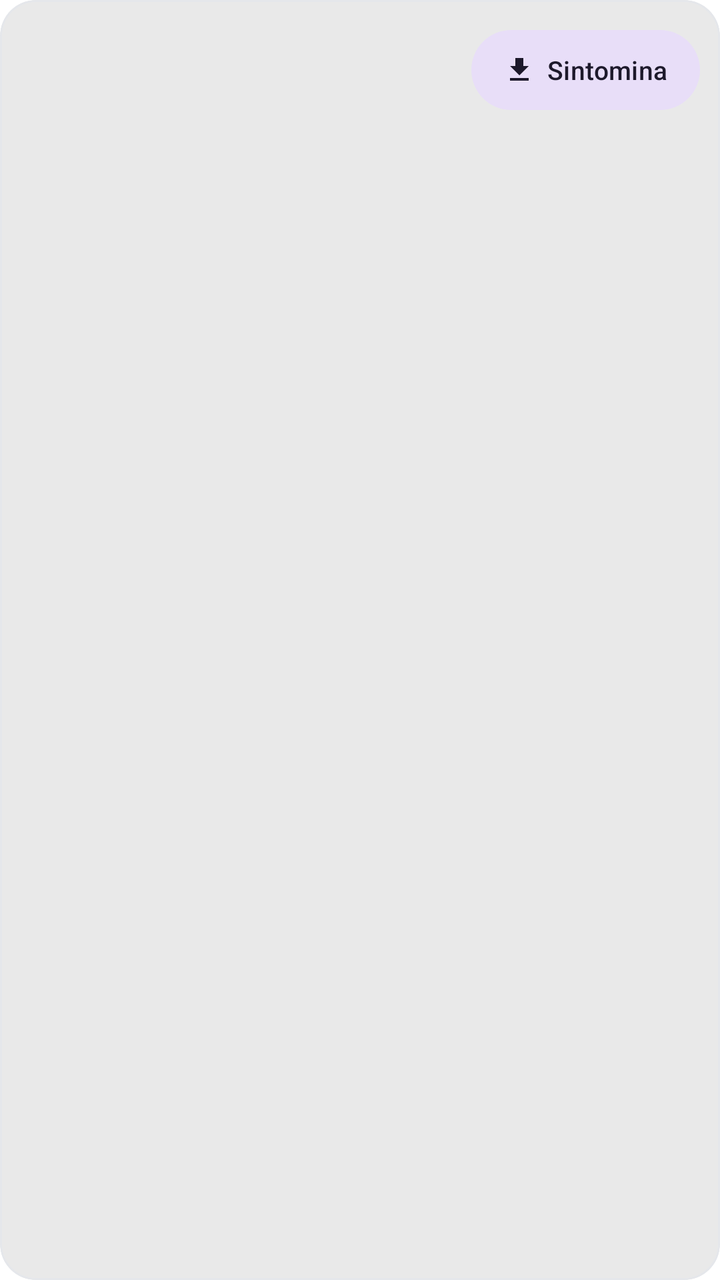
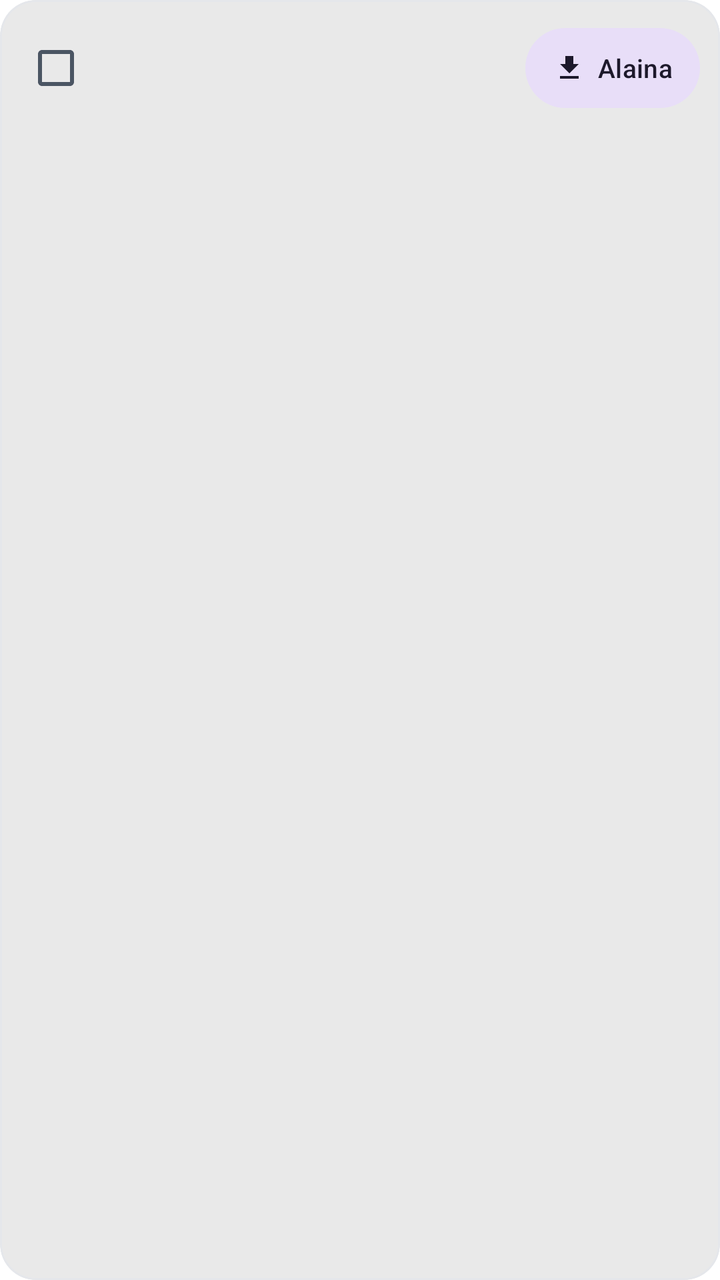

Compare the two renders of this Android layout. The source of the first and the diff that turns it into the second are given below.
<!-- AndroidManifest.xml: application theme Theme.Baiboly -->
<!-- res/layout/item_download_available.xml -->
<?xml version="1.0" encoding="utf-8"?>
<com.google.android.material.card.MaterialCardView
    xmlns:android="http://schemas.android.com/apk/res/android"
    xmlns:app="http://schemas.android.com/apk/res-auto"
    android:layout_width="match_parent"
    android:layout_height="wrap_content"
    android:layout_marginHorizontal="16dp"
    android:layout_marginVertical="5dp"
    app:cardBackgroundColor="?attr/colorSurface"
    app:cardCornerRadius="18dp"
    app:cardElevation="0dp"
    app:strokeWidth="1dp"
    app:strokeColor="@color/card_stroke"
    android:foreground="?attr/selectableItemBackground">

    <LinearLayout
        android:layout_width="match_parent"
        android:layout_height="wrap_content"
        android:orientation="horizontal"
        android:gravity="center_vertical"
        android:paddingStart="14dp"
        android:paddingEnd="10dp"
        android:paddingVertical="12dp">

        
        <FrameLayout
            android:layout_width="46dp"
            android:layout_height="46dp">

            <View
                android:layout_width="match_parent"
                android:layout_height="match_parent"
                android:background="@drawable/bg_download_chip"
                android:alpha="0.18" />

            <ImageView
                android:id="@+id/itemIcon"
                android:layout_width="22dp"
                android:layout_height="22dp"
                android:layout_gravity="center"
                app:tint="?attr/colorPrimary" />
        </FrameLayout>

        
        <LinearLayout
            android:layout_width="0dp"
            android:layout_height="wrap_content"
            android:layout_weight="1"
            android:orientation="vertical"
            android:layout_marginStart="12dp">

            <LinearLayout
                android:layout_width="match_parent"
                android:layout_height="wrap_content"
                android:orientation="horizontal"
                android:gravity="center_vertical">

                <TextView
                    android:id="@+id/textTitle"
                    android:layout_width="0dp"
                    android:layout_height="wrap_content"
                    android:layout_weight="1"
                    android:textSize="15sp"
                    android:textStyle="bold"
                    android:textColor="?attr/colorOnSurface"
                    android:maxLines="1"
                    android:ellipsize="end" />

                <TextView
                    android:id="@+id/textVersion"
                    android:layout_width="wrap_content"
                    android:layout_height="wrap_content"
                    android:layout_marginStart="8dp"
                    android:textSize="12sp"
                    android:textStyle="bold"
                    android:textColor="?attr/colorPrimary"
                    android:visibility="gone" />
            </LinearLayout>

            <TextView
                android:id="@+id/textSubtitle"
                android:layout_width="match_parent"
                android:layout_height="wrap_content"
                android:textSize="12sp"
                android:textColor="?attr/colorOnSurfaceVariant"
                android:layout_marginTop="2dp"
                android:maxLines="2"
                android:ellipsize="end" />

            <TextView
                android:id="@+id/textMeta"
                android:layout_width="match_parent"
                android:layout_height="wrap_content"
                android:textSize="11sp"
                android:textColor="?attr/colorOnSurfaceVariant"
                android:layout_marginTop="3dp"
                android:maxLines="1"
                android:ellipsize="end"
                android:visibility="gone" />
        </LinearLayout>

        
        <com.google.android.material.button.MaterialButton
            android:id="@+id/btnDownload"
            style="@style/Widget.Material3.Button.TonalButton"
            android:layout_width="wrap_content"
            android:layout_height="40dp"
            android:layout_marginStart="10dp"
            android:minWidth="0dp"
            android:paddingStart="16dp"
            android:paddingEnd="16dp"
            android:insetTop="0dp"
            android:insetBottom="0dp"
            android:text="Sintomina"
            android:textSize="13sp"
            app:icon="@drawable/ic_download"
            app:iconGravity="textStart"
            app:iconPadding="6dp"
            app:iconSize="16dp"
            app:cornerRadius="20dp" />
    </LinearLayout>
</com.google.android.material.card.MaterialCardView>
<!-- resources referenced by this layout -->
<resources>
  <color name="card_stroke">#E5E7EB</color>
  <!-- drawable bg_download_chip (drawable) -->
  <?xml version="1.0" encoding="utf-8"?>
  <shape xmlns:android="http://schemas.android.com/apk/res/android">
      <solid android:color="#33FFFFFF" />
      <corners android:radius="14dp" />
  </shape>
  <!-- drawable ic_download (drawable) -->
  <vector xmlns:android="http://schemas.android.com/apk/res/android"
      android:width="24dp"
      android:height="24dp"
      android:viewportWidth="24"
      android:viewportHeight="24">
      <path
          android:fillColor="@android:color/white"
          android:pathData="M19,9h-4V3H9v6H5l7,7 7,-7zM5,18v2h14v-2H5z" />
  </vector>
  <style name="Theme.Baiboly" parent="Theme.Material3.DayNight.NoActionBar">
  
          
          <item name="colorPrimary">#C40E5A</item>
          <item name="colorOnPrimary">#FFFFFF</item>
          <item name="colorPrimaryContainer">#33B8C4</item>
          <item name="colorOnPrimaryContainer">#002020</item>
  
          
          <item name="colorSecondary">#256EC7</item>
          <item name="colorOnSecondary">#FFFFFF</item>
  
          <item name="android:colorBackground">#FFFFFF</item>
          <item name="colorSurface">#E9E9E9</item>
          <item name="colorOnSurface">#1F2937</item>
          <item name="colorSurfaceVariant">#F3F4F6</item>
          <item name="colorOnSurfaceVariant">#4B5563</item>
          <item name="colorOutline">#B4B4B4</item> 
  
          <item name="colorError">#B00020</item>
  
          
          <item name="android:windowLightStatusBar">true</item>
          <item name="android:statusBarColor">?attr/colorSurface</item>
  
          
          <item name="actionBarPopupTheme">@style/ThemeOverlay.Baiboly.Popup</item>
          <item name="popupMenuStyle">@style/Widget.Baiboly.PopupMenu</item>
          <item name="android:popupMenuStyle">@style/Widget.Baiboly.PopupMenu</item>
          <item name="actionOverflowMenuStyle">@style/Widget.Baiboly.PopupMenu</item>
  
          
          <item name="textInputStyle">@style/Widget.Material3.TextInputLayout.OutlinedBox</item>
      </style>
  <style name="ThemeOverlay.Baiboly.Popup" parent="ThemeOverlay.Material3">
          <item name="android:popupMenuStyle">@style/Widget.Baiboly.PopupMenu</item>
          <item name="popupMenuStyle">@style/Widget.Baiboly.PopupMenu</item>
          <item name="actionOverflowMenuStyle">@style/Widget.Baiboly.PopupMenu</item>
          <item name="android:popupBackground">@drawable/bg_popup_glass</item>
      </style>
  <style name="Widget.Baiboly.PopupMenu" parent="Widget.Material3.PopupMenu">
          <item name="android:popupBackground">@drawable/bg_popup_glass</item>
      </style>
  <!-- drawable bg_popup_glass (drawable) -->
  <?xml version="1.0" encoding="utf-8"?>
  <shape xmlns:android="http://schemas.android.com/apk/res/android"
      android:shape="rectangle">
      <solid android:color="#E6FFFFFF" />
      <corners android:radius="20dp" />
      <stroke
          android:width="1dp"
          android:color="#33FFFFFF" />
      <padding
          android:left="6dp"
          android:right="6dp"
          android:top="6dp"
          android:bottom="6dp" />
  </shape>
</resources>

<!-- the commit's change to res/layout/item_download_available.xml (unified diff, before → after) -->
@@ -5,7 +5,7 @@
     android:layout_width="match_parent"
     android:layout_height="wrap_content"
     android:layout_marginHorizontal="16dp"
-    android:layout_marginVertical="5dp"
+    android:layout_marginVertical="4dp"
     app:cardBackgroundColor="?attr/colorSurface"
     app:cardCornerRadius="18dp"
     app:cardElevation="0dp"
@@ -18,14 +18,21 @@
         android:layout_height="wrap_content"
         android:orientation="horizontal"
         android:gravity="center_vertical"
-        android:paddingStart="14dp"
+        android:paddingStart="4dp"
         android:paddingEnd="10dp"
-        android:paddingVertical="12dp">
+        android:paddingTop="10dp"
+        android:paddingBottom="10dp">
+
+        
+        <CheckBox
+            android:id="@+id/checkItem"
+            android:layout_width="wrap_content"
+            android:layout_height="wrap_content" />
 
         
         <FrameLayout
-            android:layout_width="46dp"
-            android:layout_height="46dp">
+            android:layout_width="42dp"
+            android:layout_height="42dp">
 
             <View
                 android:layout_width="match_parent"
@@ -97,6 +104,16 @@
                 android:maxLines="1"
                 android:ellipsize="end"
                 android:visibility="gone" />
+
+            <TextView
+                android:id="@+id/textState"
+                android:layout_width="wrap_content"
+                android:layout_height="wrap_content"
+                android:layout_marginTop="3dp"
+                android:textSize="11sp"
+                android:textStyle="bold"
+                android:textColor="@color/success"
+                android:visibility="gone" />
         </LinearLayout>
 
         
@@ -105,13 +122,13 @@
             style="@style/Widget.Material3.Button.TonalButton"
             android:layout_width="wrap_content"
             android:layout_height="40dp"
-            android:layout_marginStart="10dp"
+            android:layout_marginStart="8dp"
             android:minWidth="0dp"
-            android:paddingStart="16dp"
-            android:paddingEnd="16dp"
+            android:paddingStart="14dp"
+            android:paddingEnd="14dp"
             android:insetTop="0dp"
             android:insetBottom="0dp"
-            android:text="Sintomina"
+            android:text="Alaina"
             android:textSize="13sp"
             app:icon="@drawable/ic_download"
             app:iconGravity="textStart"
<!-- resource entries referenced after the edit -->
@@ -1,6 +1,7 @@
 <!-- resources referenced by this layout -->
 <resources>
   <color name="card_stroke">#E5E7EB</color>
+  <color name="success">#10B981</color>
   <!-- drawable bg_download_chip (drawable) -->
   <?xml version="1.0" encoding="utf-8"?>
   <shape xmlns:android="http://schemas.android.com/apk/res/android">
